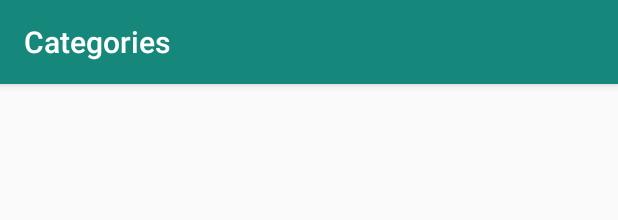
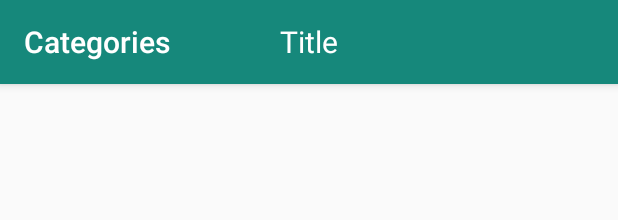
Before and after one commit to BrainyEducation/Brainy-Make-A-Story-Android, an Android app: the layout toolbar.xml on its own in the app's theme, with its tools: preview values and no code run, on a phone screen of 412 x 824 dp. Shown: the top 220 px of the screen. Run offline under Robolectric (Android 15) with nearby library versions, the phone set to English and light mode, and no system bars.

Commit message:
aappearance fizes

```diff
--- a/prototype/app/src/main/res/drawable/border_image.xml
+++ b/prototype/app/src/main/res/drawable/border_image.xml
@@ -2,5 +2,5 @@
 <shape xmlns:android="http://schemas.android.com/apk/res/android">
     <solid android:color="@android:color/white" />
     <corners android:radius="15dp" />
-    <stroke android:width="0.7dp" android:color="#b4b4b4" />
+    <stroke android:width="1dp" android:color="#b4b4b4" />
 </shape>
--- /dev/null
+++ b/prototype/app/src/main/res/drawable/ic_volume_up_24dp.xml
@@ -0,0 +1,5 @@
+<vector android:height="24dp" android:tint="#FFFFFF"
+    android:viewportHeight="24.0" android:viewportWidth="24.0"
+    android:width="24dp" xmlns:android="http://schemas.android.com/apk/res/android">
+    <path android:fillColor="#FF000000" android:pathData="M3,9v6h4l5,5L12,4L7,9L3,9zM16.5,12c0,-1.77 -1.02,-3.29 -2.5,-4.03v8.05c1.48,-0.73 2.5,-2.25 2.5,-4.02zM14,3.23v2.06c2.89,0.86 5,3.54 5,6.71s-2.11,5.85 -5,6.71v2.06c4.01,-0.91 7,-4.49 7,-8.77s-2.99,-7.86 -7,-8.77z"/>
+</vector>
--- a/prototype/app/src/main/res/layout/layout_listitem.xml
+++ b/prototype/app/src/main/res/layout/layout_listitem.xml
@@ -8,11 +8,9 @@
 
     <ImageView
         android:id="@+id/categoryView"
-        android:layout_width="150dp"
-        android:layout_height="150dp"
+        android:layout_width="160dp"
+        android:layout_height="160dp"
         android:contentDescription="@string/category_image"
-        android:layout_marginEnd="10dp"
-        android:layout_marginRight="10dp"
         android:padding="20dp"
         android:background="@drawable/border_image"
         app:srcCompat="@mipmap/ic_launcher"/>
--- a/prototype/app/src/main/res/layout/toolbar.xml
+++ b/prototype/app/src/main/res/layout/toolbar.xml
@@ -8,4 +8,13 @@
     android:elevation="4dp"
     android:theme="@style/ThemeOverlay.AppCompat.Dark.ActionBar">
 
+    <TextView
+        android:layout_width="wrap_content"
+        android:layout_height="wrap_content"
+        android:text="Title"
+        android:textColor="@android:color/white"
+        android:textSize="20dp"
+        android:layout_gravity="center"
+        android:id="@+id/toolbar_title" />
+
 </androidx.appcompat.widget.Toolbar>
```
Also changed, not shown: prototype/app/src/main/java/com/example/make_a_story_prototype/main/View/CategoriesActivity.java (+19 -1 lines), prototype/app/src/main/res/drawable/border_recyclerview.xml (added, +9 -0 lines), prototype/app/src/main/res/layout/activity_categories.xml (+5 -2 lines), prototype/app/src/main/res/values/attrs.xml (+14 -0 lines), prototype/app/src/main/res/values/colors.xml (+14 -0 lines).
